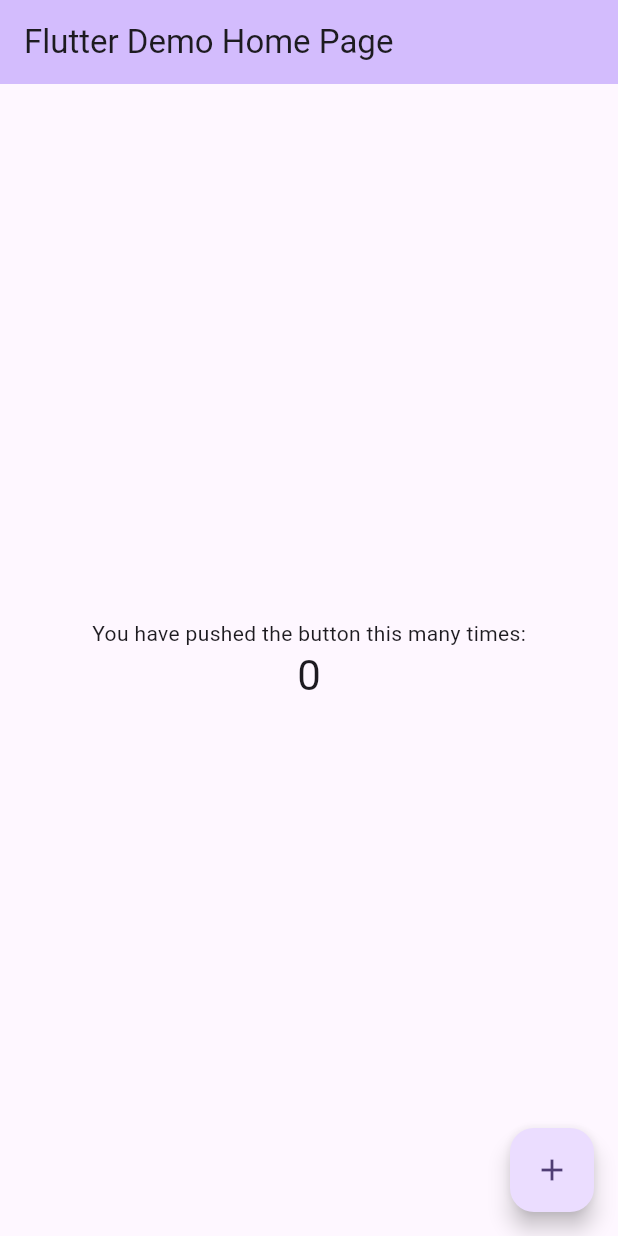
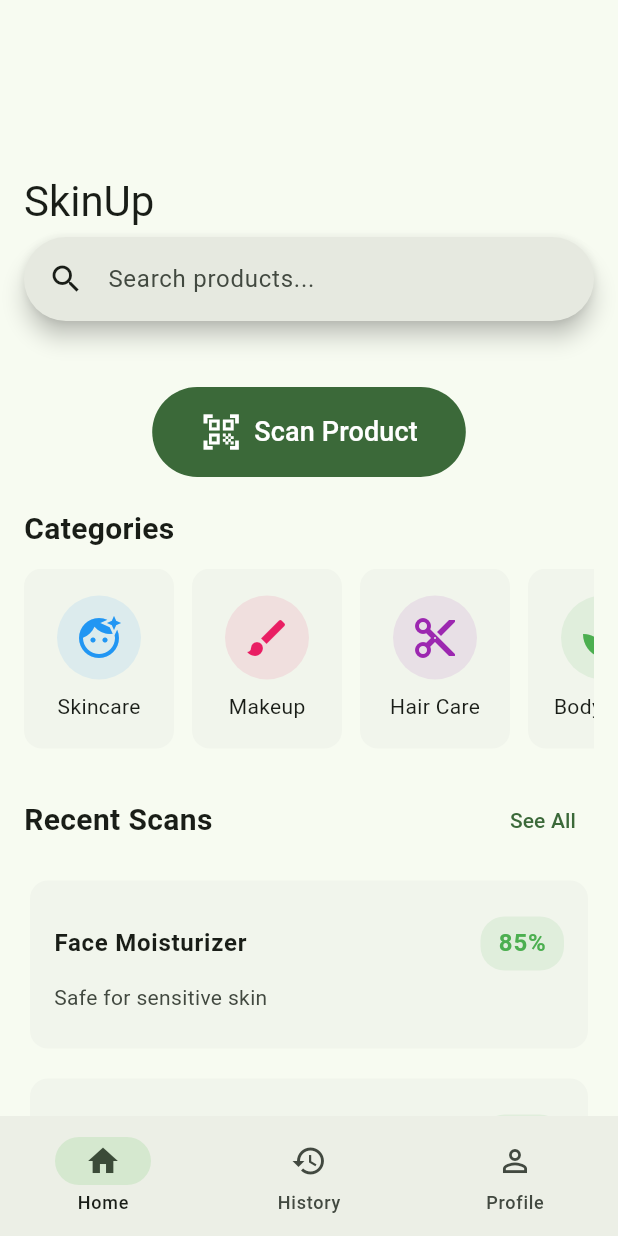
Before and after one commit to WNYMiSelyy/MySkin, a Flutter app: the screen it shows after launch, on a phone screen of 412 x 824 dp. Run offline on Flutter 3.47's test engine with Material 3 defaults, Android fonts, the phone set to English and light mode, and no system bars.

Commit message:
Update home_screen

```diff
--- a/lib/main.dart
+++ b/lib/main.dart
@@ -1,122 +1,77 @@
 import 'package:flutter/material.dart';
+import 'screens/home_screen.dart';
+import 'screens/history_screen.dart';
+import 'screens/profile_screen.dart';
 
 void main() {
-  runApp(const MyApp());
+  runApp(const SkinUpApp());
 }
 
-class MyApp extends StatelessWidget {
-  const MyApp({super.key});
+class SkinUpApp extends StatelessWidget {
+  const SkinUpApp({super.key});
 
-  // This widget is the root of your application.
   @override
   Widget build(BuildContext context) {
     return MaterialApp(
-      title: 'Flutter Demo',
+      title: 'SkinUp',
+      debugShowCheckedModeBanner: false,
       theme: ThemeData(
-        // This is the theme of your application.
-        //
-        // TRY THIS: Try running your application with "flutter run". You'll see
-        // the application has a purple toolbar. Then, without quitting the app,
-        // try changing the seedColor in the colorScheme below to Colors.green
-        // and then invoke "hot reload" (save your changes or press the "hot
-        // reload" button in a Flutter-supported IDE, or press "r" if you used
-        // the command line to start the app).
-        //
-        // Notice that the counter didn't reset back to zero; the application
-        // state is not lost during the reload. To reset the state, use hot
-        // restart instead.
-        //
-        // This works for code too, not just values: Most code changes can be
-        // tested with just a hot reload.
-        colorScheme: ColorScheme.fromSeed(seedColor: Colors.deepPurple),
+        colorScheme: ColorScheme.fromSeed(
+          seedColor: const Color(0xFF4CAF50),
+          brightness: Brightness.light,
+        ),
+        useMaterial3: true,
       ),
-      home: const MyHomePage(title: 'Flutter Demo Home Page'),
+      home: const MainScreen(),
     );
   }
 }
 
-class MyHomePage extends StatefulWidget {
-  const MyHomePage({super.key, required this.title});
-
-  // This widget is the home page of your application. It is stateful, meaning
-  // that it has a State object (defined below) that contains fields that affect
-  // how it looks.
-
-  // This class is the configuration for the state. It holds the values (in this
-  // case the title) provided by the parent (in this case the App widget) and
-  // used by the build method of the State. Fields in a Widget subclass are
-  // always marked "final".
-
-  final String title;
+class MainScreen extends StatefulWidget {
+  const MainScreen({super.key});
 
   @override
-  State<MyHomePage> createState() => _MyHomePageState();
+  State<MainScreen> createState() => _MainScreenState();
 }
 
-class _MyHomePageState extends State<MyHomePage> {
-  int _counter = 0;
+class _MainScreenState extends State<MainScreen> {
+  int _selectedIndex = 0;
 
-  void _incrementCounter() {
-    setState(() {
-      // This call to setState tells the Flutter framework that something has
-      // changed in this State, which causes it to rerun the build method below
-      // so that the display can reflect the updated values. If we changed
-      // _counter without calling setState(), then the build method would not be
-      // called again, and so nothing would appear to happen.
-      _counter++;
-    });
-  }
+  final List<Widget> _screens = const [
+    HomeScreen(),
+    HistoryScreen(),
+    ProfileScreen(),
+  ];
 
   @override
   Widget build(BuildContext context) {
-    // This method is rerun every time setState is called, for instance as done
-    // by the _incrementCounter method above.
-    //
-    // The Flutter framework has been optimized to make rerunning build methods
-    // fast, so that you can just rebuild anything that needs updating rather
-    // than having to individually change instances of widgets.
     return Scaffold(
-      appBar: AppBar(
-        // TRY THIS: Try changing the color here to a specific color (to
-        // Colors.amber, perhaps?) and trigger a hot reload to see the AppBar
-        // change color while the other colors stay the same.
-        backgroundColor: Theme.of(context).colorScheme.inversePrimary,
-        // Here we take the value from the MyHomePage object that was created by
-        // the App.build method, and use it to set our appbar title.
-        title: Text(widget.title),
+      body: _screens[_selectedIndex],
+      bottomNavigationBar: NavigationBar(
+        selectedIndex: _selectedIndex,
+        onDestinationSelected: (int index) {
+          setState(() {
+            _selectedIndex = index;
+          });
+        },
+        destinations: const [
+          NavigationDestination(
+            icon: Icon(Icons.home_outlined),
+            selectedIcon: Icon(Icons.home),
+            label: 'Home',
+          ),
+          NavigationDestination(
+            icon: Icon(Icons.history_outlined),
+            selectedIcon: Icon(Icons.history),
+            label: 'History',
+          ),
+          NavigationDestination(
+            icon: Icon(Icons.person_outline),
+            selectedIcon: Icon(Icons.person),
+            label: 'Profile',
+          ),
+        ],
       ),
-      body: Center(
-        // Center is a layout widget. It takes a single child and positions it
-        // in the middle of the parent.
-        child: Column(
-          // Column is also a layout widget. It takes a list of children and
-          // arranges them vertically. By default, it sizes itself to fit its
-          // children horizontally, and tries to be as tall as its parent.
-          //
-          // Column has various properties to control how it sizes itself and
-          // how it positions its children. Here we use mainAxisAlignment to
-          // center the children vertically; the main axis here is the vertical
-          // axis because Columns are vertical (the cross axis would be
-          // horizontal).
-          //
-          // TRY THIS: Invoke "debug painting" (choose the "Toggle Debug Paint"
-          // action in the IDE, or press "p" in the console), to see the
-          // wireframe for each widget.
-          mainAxisAlignment: MainAxisAlignment.center,
-          children: <Widget>[
-            const Text('You have pushed the button this many times:'),
-            Text(
-              '$_counter',
-              style: Theme.of(context).textTheme.headlineMedium,
-            ),
-          ],
-        ),
-      ),
-      floatingActionButton: FloatingActionButton(
-        onPressed: _incrementCounter,
-        tooltip: 'Increment',
-        child: const Icon(Icons.add),
-      ), // This trailing comma makes auto-formatting nicer for build methods.
     );
   }
 }
--- /dev/null
+++ b/lib/screens/history_screen.dart
@@ -0,0 +1,18 @@
+import 'package:flutter/material.dart';
+
+class HistoryScreen extends StatelessWidget {
+  const HistoryScreen({super.key});
+
+  @override
+  Widget build(BuildContext context) {
+    return Scaffold(
+      appBar: AppBar(
+        title: const Text('Scan History'),
+        centerTitle: true,
+      ),
+      body: const Center(
+        child: Text('History Screen - Coming Soon'),
+      ),
+    );
+  }
+}
--- /dev/null
+++ b/lib/screens/home_screen.dart
@@ -0,0 +1,246 @@
+import 'package:flutter/material.dart';
+
+class HomeScreen extends StatelessWidget {
+  const HomeScreen({super.key});
+
+  @override
+  Widget build(BuildContext context) {
+    return Scaffold(
+      body: CustomScrollView(
+        slivers: [
+          SliverAppBar.large(
+            floating: true,
+            pinned: true,
+            title: const Text('SkinUp'),
+            bottom: PreferredSize(
+              preferredSize: const Size.fromHeight(70),
+              child: Padding(
+                padding: const EdgeInsets.fromLTRB(16, 0, 16, 8),
+                child: SearchBar(
+                  hintText: 'Search products...',
+                  leading: const Icon(Icons.search),
+                  padding: const MaterialStatePropertyAll(
+                    EdgeInsets.symmetric(horizontal: 16),
+                  ),
+                ),
+              ),
+            ),
+          ),
+          SliverToBoxAdapter(
+            child: Padding(
+              padding: const EdgeInsets.all(16.0),
+              child: Column(
+                crossAxisAlignment: CrossAxisAlignment.start,
+                children: [
+                  Center(
+                    child: Container(
+                      margin: const EdgeInsets.symmetric(vertical: 20),
+                      child: FilledButton.icon(
+                        onPressed: () {
+                          // TODO: Implement scanning
+                        },
+                        icon: const Icon(Icons.qr_code_scanner, size: 28),
+                        label: const Text(
+                          'Scan Product',
+                          style: TextStyle(fontSize: 18),
+                        ),
+                        style: FilledButton.styleFrom(
+                          padding: const EdgeInsets.symmetric(
+                            horizontal: 32,
+                            vertical: 16,
+                          ),
+                        ),
+                      ),
+                    ),
+                  ),
+                  const Text(
+                    'Categories',
+                    style: TextStyle(
+                      fontSize: 20,
+                      fontWeight: FontWeight.bold,
+                    ),
+                  ),
+                  const SizedBox(height: 12),
+                  _buildCategoriesSection(),
+                  const SizedBox(height: 24),
+                  _buildRecentScansSection(),
+                ],
+              ),
+            ),
+          ),
+        ],
+      ),
+    );
+  }
+
+  Widget _buildCategoriesSection() {
+    return SizedBox(
+      height: 120,
+      child: ListView(
+        scrollDirection: Axis.horizontal,
+        children: [
+          _CategoryCard(
+            title: 'Skincare',
+            icon: Icons.face_retouching_natural,
+            color: Colors.blue,
+          ),
+          _CategoryCard(
+            title: 'Makeup',
+            icon: Icons.brush,
+            color: Colors.pink,
+          ),
+          _CategoryCard(
+            title: 'Hair Care',
+            icon: Icons.cut,
+            color: Colors.purple,
+          ),
+          _CategoryCard(
+            title: 'Body Care',
+            icon: Icons.spa,
+            color: Colors.green,
+          ),
+        ],
+      ),
+    );
+  }
+
+  Widget _buildRecentScansSection() {
+    return Column(
+      crossAxisAlignment: CrossAxisAlignment.start,
+      children: [
+        Row(
+          mainAxisAlignment: MainAxisAlignment.spaceBetween,
+          children: [
+            const Text(
+              'Recent Scans',
+              style: TextStyle(
+                fontSize: 20,
+                fontWeight: FontWeight.bold,
+              ),
+            ),
+            TextButton(
+              onPressed: () {},
+              child: const Text('See All'),
+            ),
+          ],
+        ),
+        const SizedBox(height: 12),
+        _buildProductCard(
+          'Face Moisturizer',
+          '85',
+          'Safe for sensitive skin',
+          Colors.green,
+        ),
+        const SizedBox(height: 12),
+        _buildProductCard(
+          'Sunscreen SPF 50',
+          '92',
+          'Excellent protection',
+          Colors.green,
+        ),
+        const SizedBox(height: 12),
+        _buildProductCard(
+          'Face Serum',
+          '65',
+          'Moderate concerns',
+          Colors.orange,
+        ),
+      ],
+    );
+  }
+
+  Widget _buildProductCard(
+    String productName,
+    String score,
+    String description,
+    Color scoreColor,
+  ) {
+    return Card(
+      elevation: 0,
+      child: ListTile(
+        contentPadding: const EdgeInsets.all(16),
+        title: Row(
+          mainAxisAlignment: MainAxisAlignment.spaceBetween,
+          children: [
+            Expanded(
+              child: Text(
+                productName,
+                style: const TextStyle(
+                  fontWeight: FontWeight.bold,
+                  fontSize: 16,
+                ),
+              ),
+            ),
+            Container(
+              padding: const EdgeInsets.symmetric(
+                horizontal: 12,
+                vertical: 6,
+              ),
+              decoration: BoxDecoration(
+                color: scoreColor.withOpacity(0.1),
+                borderRadius: BorderRadius.circular(16),
+              ),
+              child: Text(
+                '$score%',
+                style: TextStyle(
+                  color: scoreColor,
+                  fontWeight: FontWeight.bold,
+                ),
+              ),
+            ),
+          ],
+        ),
+        subtitle: Padding(
+          padding: const EdgeInsets.only(top: 8),
+          child: Text(description),
+        ),
+        onTap: () {},
+      ),
+    );
+  }
+}
+
+class _CategoryCard extends StatelessWidget {
+  final String title;
+  final IconData icon;
+  final Color color;
+
+  const _CategoryCard({
+    required this.title,
+    required this.icon,
+    required this.color,
+  });
+
+  @override
+  Widget build(BuildContext context) {
+    return Card(
+      elevation: 0,
+      margin: const EdgeInsets.only(right: 12),
+      child: SizedBox(
+        width: 100,
+        child: InkWell(
+          onTap: () {},
+          borderRadius: BorderRadius.circular(12),
+          child: Column(
+            mainAxisAlignment: MainAxisAlignment.center,
+            children: [
+              Container(
+                padding: const EdgeInsets.all(12),
+                decoration: BoxDecoration(
+                  color: color.withOpacity(0.1),
+                  shape: BoxShape.circle,
+                ),
+                child: Icon(icon, color: color, size: 32),
+              ),
+              const SizedBox(height: 8),
+              Text(
+                title,
+                style: const TextStyle(fontSize: 14),
+              ),
+            ],
+          ),
+        ),
+      ),
+    );
+  }
+}
--- /dev/null
+++ b/lib/screens/profile_screen.dart
@@ -0,0 +1,18 @@
+import 'package:flutter/material.dart';
+
+class ProfileScreen extends StatelessWidget {
+  const ProfileScreen({super.key});
+
+  @override
+  Widget build(BuildContext context) {
+    return Scaffold(
+      appBar: AppBar(
+        title: const Text('Profile'),
+        centerTitle: true,
+      ),
+      body: const Center(
+        child: Text('Profile Screen - Coming Soon'),
+      ),
+    );
+  }
+}
```
